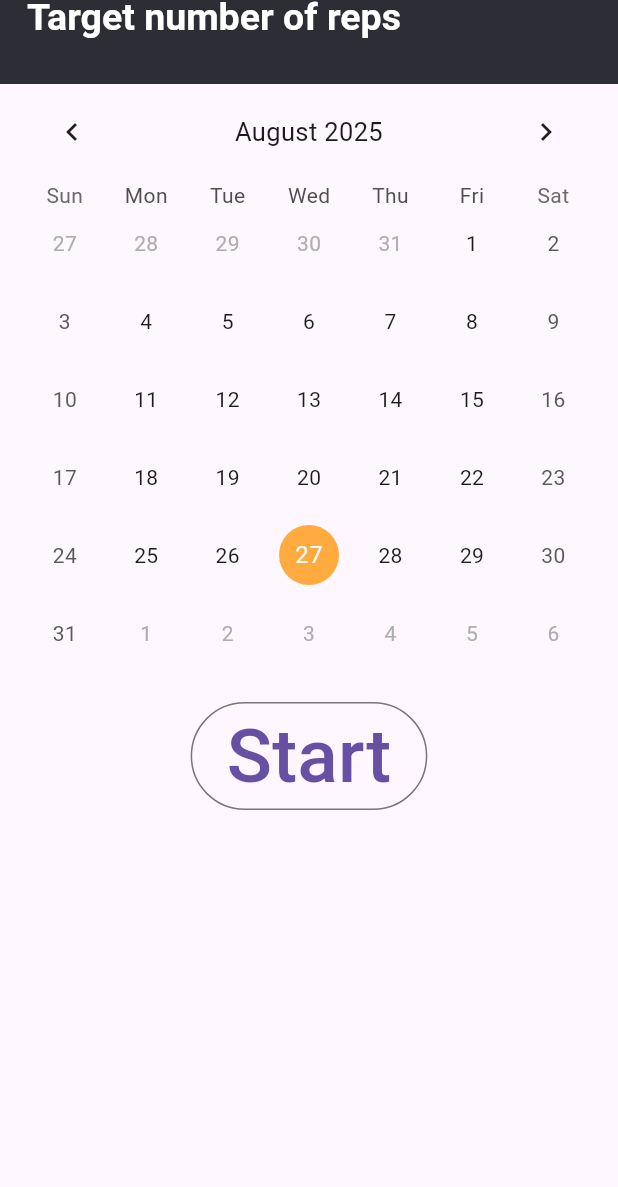
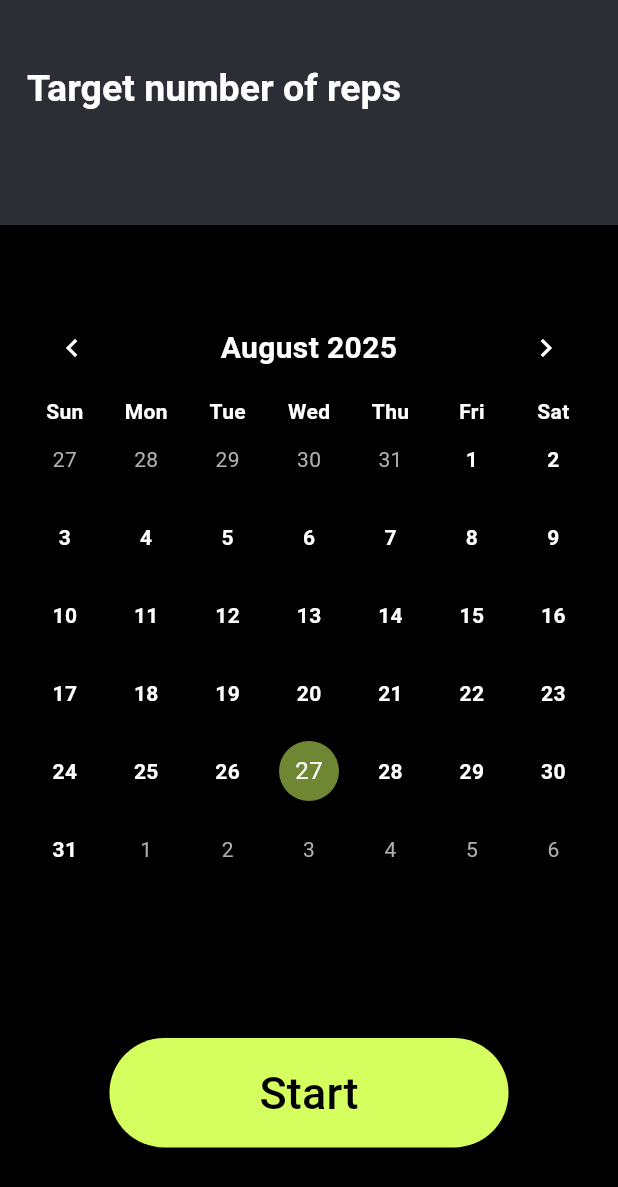
Before and after one commit to itomo2/push-app, a Flutter app: the screen it shows after launch, on a phone screen of 412 x 824 dp. Shown: the top 1187 px of the screen. Run offline on Flutter 3.47's test engine with Material 3 defaults, Android fonts, the phone set to English and light mode, and no system bars; drawn by our look-alikes of table_calendar; missing offline and left inert: proximity_sensor.

Commit message:
デザインが格段に良くなりました

```diff
--- a/push_app/lib/main.dart
+++ b/push_app/lib/main.dart
@@ -25,7 +25,7 @@ class AlertDialogSample extends StatelessWidget {
       // content: Icon(Icons.circle),//まるばつくん
       actions: <Widget>[
         Container(
-          width: 250,
+          width: 300,
           height: 200,
           decoration: ShapeDecoration(
             shape: RoundedRectangleBorder(
@@ -38,7 +38,7 @@ class AlertDialogSample extends StatelessWidget {
                 left: 0,
                 top: 0,
                 child: Container(
-                  width: 250,
+                  width: 300,
                   height: 200,
                   decoration: ShapeDecoration(
                     color: const Color(0xFFD5FF5F) /* メインテーマ */,
@@ -52,12 +52,12 @@ class AlertDialogSample extends StatelessWidget {
                 left: 20,
                 top: 47,
                 child: Text(
-                  '腕立て伏せ：25回\n腹筋：50回',
+                  '腕立て伏せ：25回\n腹筋　　　：50回',
                   style: TextStyle(
                     color: const Color(0xFF14151A) /* 背景 */,
-                    fontSize: 25,
+                    fontSize: 20,
                     fontFamily: 'Inter',
-                    fontWeight: FontWeight.w600,
+                    fontWeight: FontWeight.w500,
                   ),
                 ),
               ),
@@ -132,6 +132,7 @@ class _CalendarState extends State<Calendar> {
     return Scaffold(
       // 画面のレイアウトを定義
       appBar: AppBar(
+        toolbarHeight: 150,
         title: const Align(
           alignment: Alignment.centerLeft, // ← 強制的に左寄せ
           child: Column(
@@ -146,10 +147,16 @@ class _CalendarState extends State<Calendar> {
         backgroundColor: Color(0xFF2D2D35), // AppBarの背景色
       ),
 
-      body: Padding(
+      body: Stack(
+        children: [// 背景色を置く
+          Container(
+            color: Colors.black, // 背景色
+          ),
+          Padding(
             padding: const EdgeInsets.only(bottom: 16.0, left: 16.0, right: 16.0), // 画面の余白を設定
             child: Column(
               children: [
+                SizedBox(height: 50), // 余白
                 TableCalendar(
                   firstDay: DateTime.utc(2000, 1, 1), // カレンダーの開始日
                   lastDay: DateTime.utc(2200, 12, 31), // カレンダーの終了日
@@ -174,22 +181,28 @@ class _CalendarState extends State<Calendar> {
                     });
                   },
                   calendarStyle: CalendarStyle(
-                selectedDecoration: BoxDecoration(
-                  color: Colors.deepPurple, // 選択日の背景色
-                  shape: BoxShape.circle, // 選択日の形状
-                ),
+                    defaultTextStyle: TextStyle(color: Colors.white, fontWeight: FontWeight.w700),  // 通常の日付の文字色
+                    weekendTextStyle: TextStyle(color: Colors.white,fontWeight: FontWeight.w700),
+                    selectedDecoration: BoxDecoration(),  //軽微なばぐ
                     todayDecoration: BoxDecoration(
-                  color: Colors.orangeAccent, // 今日の背景色
+                      color:Color.fromARGB(134, 212, 255, 95), // 今日の背景色
                       shape: BoxShape.circle, // 今日の形状
                     ),
                   ),
                   headerStyle: HeaderStyle(
                     formatButtonVisible: false, // フォーマット切替ボタン非表示
-                titleCentered: true, // タイトル中央揃え
+                    titleCentered: true,
+                        titleTextStyle: TextStyle(color: Colors.white, fontSize: 20,fontWeight: FontWeight.w700), // 月タイトル
+                        leftChevronIcon: Icon(Icons.chevron_left, color: Colors.white),
+                        rightChevronIcon: Icon(Icons.chevron_right, color: Colors.white),
+                        ),
+                  daysOfWeekStyle: const DaysOfWeekStyle(
+                    weekdayStyle: TextStyle(color: Colors.white,fontWeight: FontWeight.w700), // 平日
+                    weekendStyle: TextStyle(color: Colors.white,fontWeight: FontWeight.w700), // 土日
                   ),
                 ),
-            const SizedBox(height: 20), // 余白
-            OutlinedButton( // ボタンウィジェット
+                const SizedBox(height: 100), // 余白
+                ElevatedButton( // ボタンウィジェット
                   onPressed: () { // ボタン押下時の処理
                     Navigator.push(
                       context,
@@ -198,10 +211,19 @@ class _CalendarState extends State<Calendar> {
                       ), // PushUpCounterScreenへ遷移
                     );
                   },
-              child: const Text('Start',style: TextStyle(fontSize: 50.0,),), // ボタンのラベル
+                  style: ElevatedButton.styleFrom(
+                    backgroundColor: const Color(0xFFD5FF5F), // ボタンの背景色
+                    padding: const EdgeInsets.symmetric(horizontal: 100, vertical: 15), // ボタンの内側の余白
+                    shape: RoundedRectangleBorder(
+                      borderRadius: BorderRadius.circular(50), // ボタンの角を丸くする
+                    ),
+                  ),
+                  child: const Text('Start',style: TextStyle(fontSize: 30.0, color: Colors.black),), // ボタンのラベル
                 ),
               ],
             ),
+          ),
+        ],
       ),
     );
   }
```
Lines whose indentation alone changed are shown as unchanged.
